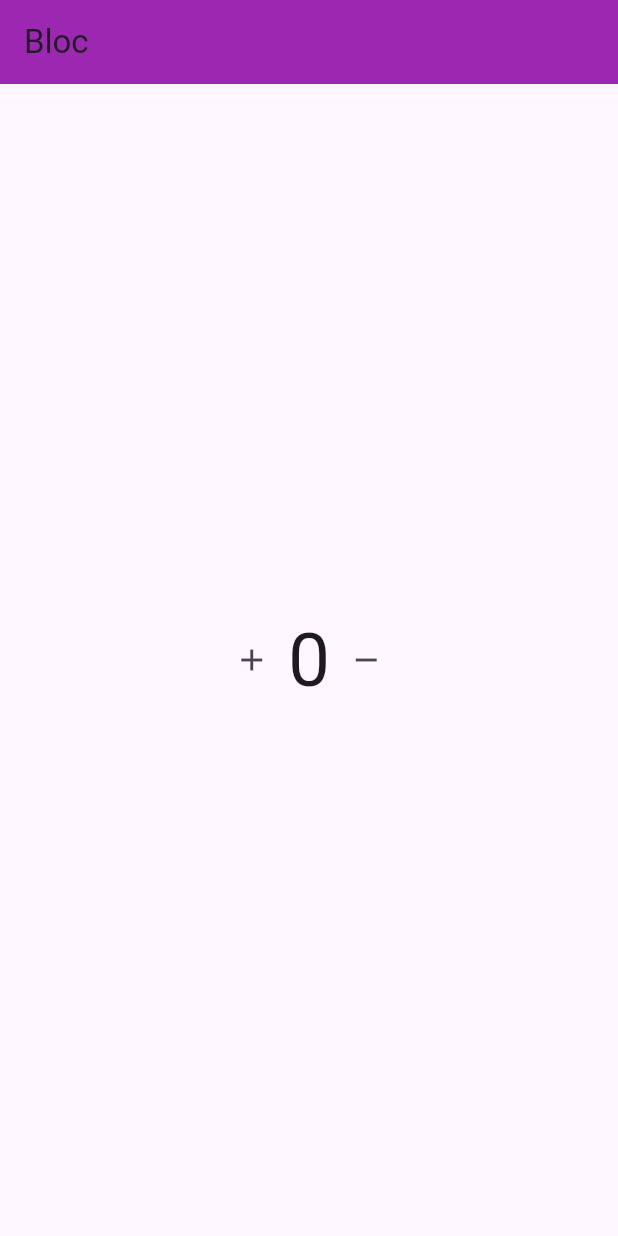
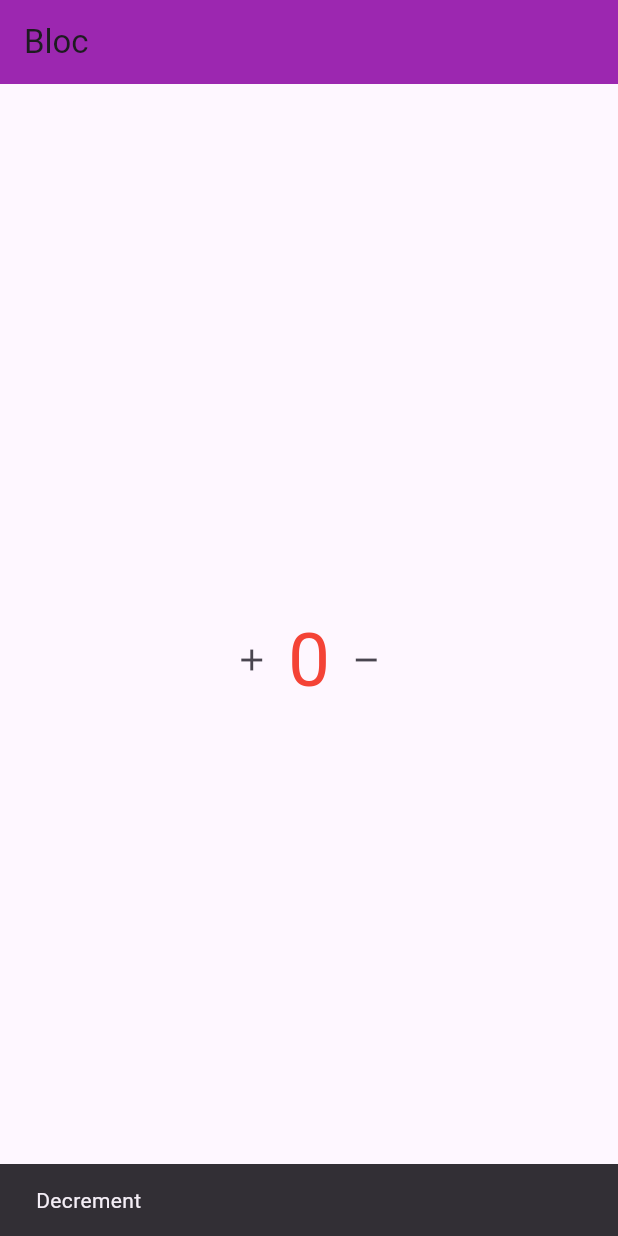
Before and after one commit to momen-mahmoud/counter_bloc, a Flutter app: the screen it shows after launch, after a tap on the "add" icon, after a tap on the "remove" icon, on a phone screen of 412 x 824 dp. Run offline on Flutter 3.47's test engine with Material 3 defaults, Android fonts, the phone set to English and light mode, and no system bars; our stand-ins replace flutter_bloc.

Commit message:
lil bit updates

```diff
--- a/lib/cubit/counter_cubit.dart
+++ b/lib/cubit/counter_cubit.dart
@@ -1,13 +1,59 @@
-import 'package:flutter/material.dart';
 import 'package:flutter_bloc/flutter_bloc.dart';
 import 'package:test_bloc/cubit/counter_state.dart';
-class CounterCubit extends Cubit<CounterState>{
-  CounterCubit():super(CounterState(counter: 0));
-  void increment(){
-    emit(Increment(counter: state.counter+1));
-  }
-  void decrement(){
-    emit(Decrement(counter: state.counter-1));
+
+class CounterCubit extends Cubit<CounterState> {
+  CounterCubit() : super(const CounterState(counterA: 0, counterB: 0, counterC: 0));
+
+  void incrementA() {
+    emit(Increment(
+      counterA: state.counterA + 1,
+      counterB: state.counterB,
+      counterC: state.counterC,
+    ));
   }
 
+  void decrementA() {
+    emit(Decrement(
+      counterA: state.counterA - 1,
+      counterB: state.counterB,
+      counterC: state.counterC,
+
+    ));
+  }
+
+  void incrementB() {
+    emit(Increment(
+      counterA: state.counterA,
+      counterB: state.counterB + 1,
+      counterC: state.counterC,
+
+    ));
+  }
+
+  void decrementB() {
+    emit(Decrement(
+      counterA: state.counterA,
+      counterB: state.counterB - 1,
+      counterC: state.counterC,
+
+    ));
+  }
+
+  void incrementC() {
+    emit(Increment(
+      counterA: state.counterA,
+      counterB: state.counterB,
+      counterC: state.counterC + 1,
+
+    ));
+  }
+
+  void decrementC() {
+    emit(Decrement(
+      counterA: state.counterA,
+      counterB: state.counterB,
+      counterC: state.counterC - 1,
+
+    ));
+  }
 }
--- a/lib/cubit/counter_state.dart
+++ b/lib/cubit/counter_state.dart
@@ -1,13 +1,30 @@
 import 'package:flutter/material.dart';
-class CounterState{
-  int counter;
-  CounterState({required this.counter});
 
+ class CounterState {
+  final int counterA;
+  final int counterB;
+  final int counterC;
+
+  const CounterState({
+    this.counterA = 0,
+    this.counterB = 0,
+    this.counterC = 0,
+
+  });
 }
-class Increment extends CounterState{
-  Increment({required super.counter});
+
+class Increment extends CounterState {
+  const Increment({
+    super.counterA,
+    super.counterB,
+    super.counterC,
+  });
 }
-class Decrement extends CounterState{
-  Decrement({required super.counter});
 
+class Decrement extends CounterState {
+  const Decrement({
+    super.counterA,
+    super.counterB,
+    super.counterC,
+  });
 }
--- a/lib/home.dart
+++ b/lib/home.dart
@@ -2,6 +2,7 @@ import 'package:flutter/material.dart';
 import 'package:flutter_bloc/flutter_bloc.dart';
 import 'package:test_bloc/cubit/counter_cubit.dart';
 import 'package:test_bloc/cubit/counter_state.dart';
+
 class Home extends StatefulWidget {
   const Home({super.key});
 
@@ -13,37 +14,75 @@ class _HomeState extends State<Home> {
   @override
   Widget build(BuildContext context) {
     return Scaffold(
-      appBar: AppBar(
-        title: Text('Bloc'),
-        backgroundColor: Colors.purple,
-      ),
-      body: Center(
-        child: Row(
+      appBar: AppBar(title: Text('Bloc'), backgroundColor: Colors.purple),
+      body: Column(
         mainAxisAlignment: MainAxisAlignment.center,
         children: [
-            IconButton(
+          Row(
+            mainAxisAlignment: MainAxisAlignment.center,
+            children: [
+              ButtonCounter(
                 onPressed: () {
-                context.read<CounterCubit>().increment();
+                  context.read<CounterCubit>().incrementA();
                 },
-              icon: const Icon(Icons.add),
+                icon: Icons.add,
               ),
-            BlocBuilder<CounterCubit, CounterState>(
-              builder: (context, state) {
+              BlocConsumer<CounterCubit, CounterState>(builder: (context, state) {
+              Color color = Colors.black;
+              int value = state.counterA;
+              if (state is Increment) {
+              color = Colors.green;
+              } else if (state is Decrement) {
+              color = Colors.red;
+              }
+
               return Text(
-                  '${state.counter}',
-                  style: const TextStyle(fontSize: 50),
+              '$value',
+              style: TextStyle(fontSize: 50, color: color),
               );
               },
+                listener: (context, state) {
+                  if (state is Increment) {
+                    ScaffoldMessenger.of(context).showSnackBar(
+                      const SnackBar(
+                        content: Text('Increment'),
                       ),
-            IconButton(
+                    );
+                  } else if (state is Decrement) {
+                    ScaffoldMessenger.of(context).showSnackBar(
+                      const SnackBar(
+                        content: Text('Decrement'),
+                      ),
+                    );
+                  }
+                },
+
+
+                ),
+
+              ButtonCounter(
                 onPressed: () {
-                context.read<CounterCubit>().decrement();
+                  context.read<CounterCubit>().decrementA();
                 },
-              icon: const Icon(Icons.remove),
+                icon: Icons.remove,
               ),
             ],
           ),
+
+        ],
       ),
     );
   }
 }
+
+class ButtonCounter extends StatelessWidget {
+  const ButtonCounter({super.key, required this.onPressed, required this.icon});
+
+  final void Function()? onPressed;
+  final IconData icon;
+
+  @override
+  Widget build(BuildContext context) {
+    return IconButton(onPressed: onPressed, icon: Icon(icon));
+  }
+}
```
Lines whose indentation alone changed are shown as unchanged.
